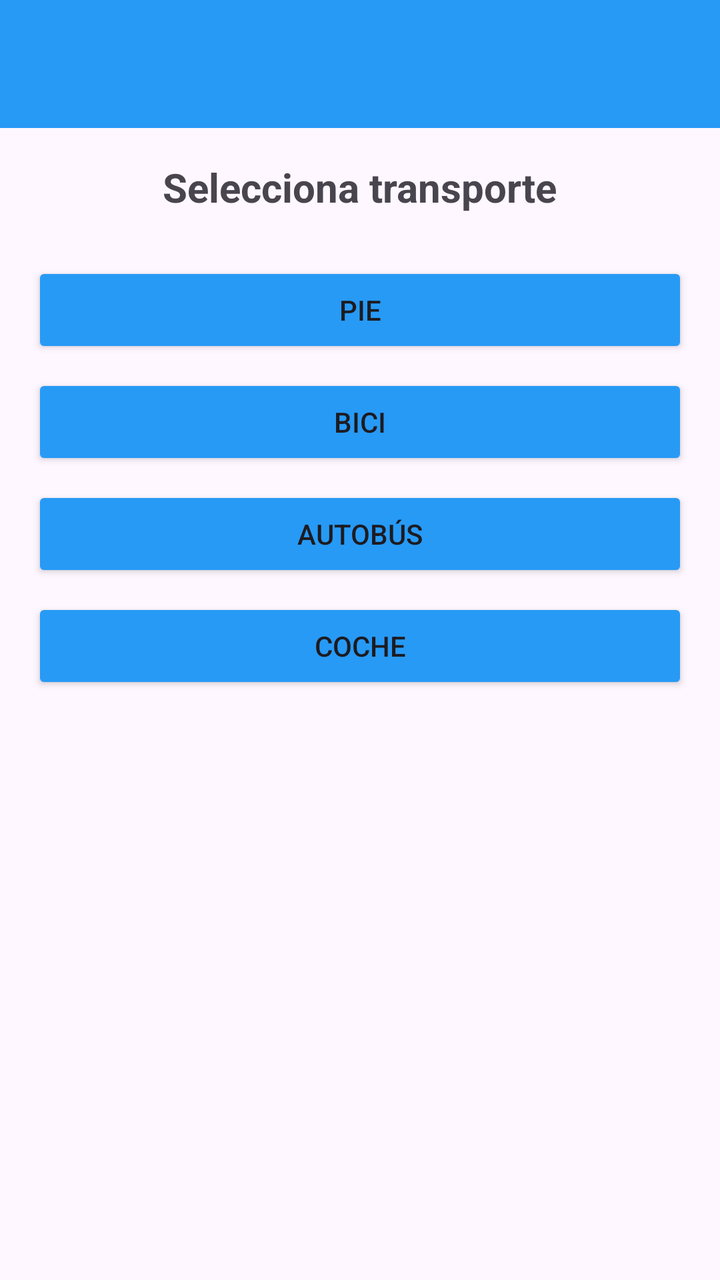
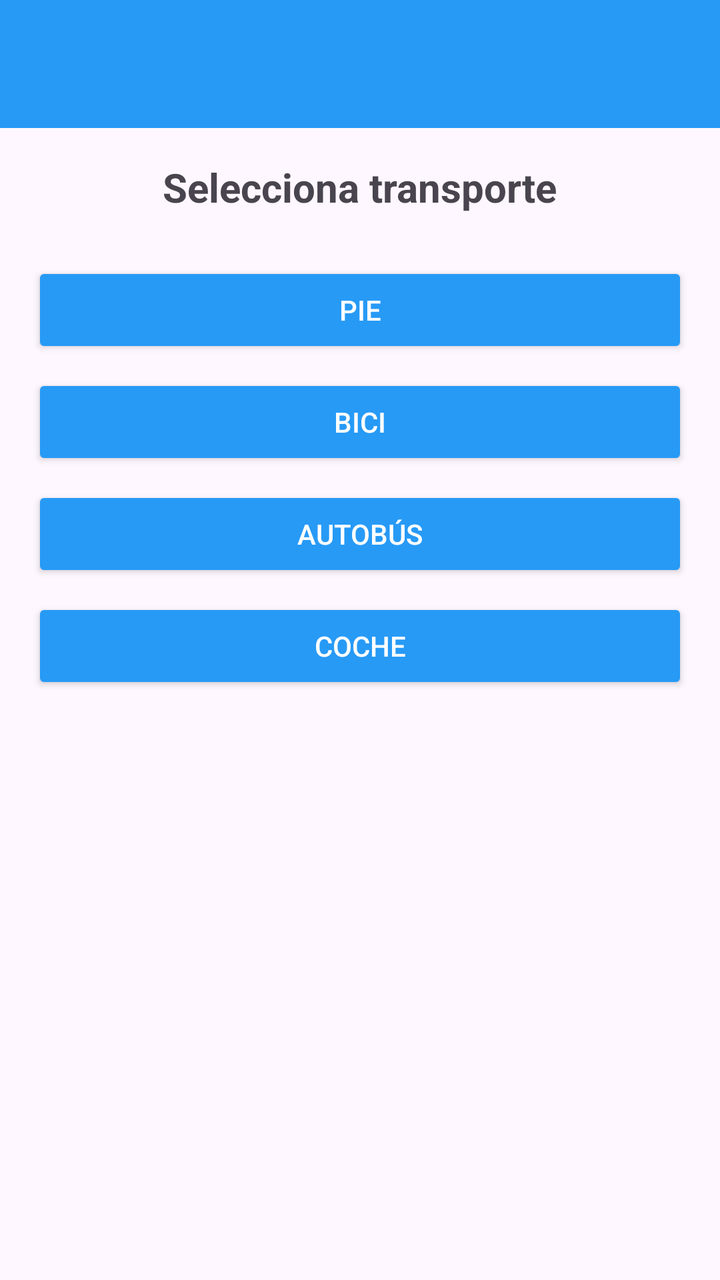

Screens rendered from an Android XML layout before and after an edit, with the pre-edit source and the edit as a unified diff.
<!-- AndroidManifest.xml: application theme Theme.Miau -->
<!-- res/layout/activity_transport.xml -->
<?xml version="1.0" encoding="utf-8"?>
<androidx.drawerlayout.widget.DrawerLayout
    xmlns:android="http://schemas.android.com/apk/res/android"
    xmlns:app="http://schemas.android.com/apk/res-auto"
    android:id="@+id/drawer_layout"
    android:layout_width="match_parent"
    android:layout_height="match_parent"
    android:fitsSystemWindows="true">

    <LinearLayout
        android:layout_width="match_parent"
        android:layout_height="match_parent"
        android:orientation="vertical"
        android:fitsSystemWindows="true">

        <androidx.appcompat.widget.Toolbar
            android:id="@+id/toolbar"
            android:layout_width="match_parent"
            android:layout_height="?attr/actionBarSize"
            android:background="?attr/colorPrimary"
            app:titleTextColor="@android:color/white" />

        <androidx.constraintlayout.widget.ConstraintLayout
            android:layout_width="match_parent"
            android:layout_height="match_parent"
            android:padding="16dp">

            <TextView
                android:id="@+id/tvQuestion"
                android:layout_width="wrap_content"
                android:layout_height="wrap_content"
                android:text="@string/select_transport"
                android:textSize="20sp"
                android:textStyle="bold"
                app:layout_constraintEnd_toEndOf="parent"
                app:layout_constraintStart_toStartOf="parent"
                app:layout_constraintTop_toTopOf="parent" />

            <Button
                android:id="@+id/btnPie"
                android:layout_width="0dp"
                android:layout_height="wrap_content"
                android:layout_marginTop="24dp"
                android:text="@string/foot"
                android:backgroundTint="?attr/colorPrimary"
                app:layout_constraintEnd_toEndOf="parent"
                app:layout_constraintStart_toStartOf="parent"
                app:layout_constraintTop_toBottomOf="@id/tvQuestion" />

            <Button
                android:id="@+id/btnBici"
                android:layout_width="0dp"
                android:layout_height="wrap_content"
                android:layout_marginTop="8dp"
                android:text="@string/bike"
                android:backgroundTint="?attr/colorPrimary"
                app:layout_constraintEnd_toEndOf="parent"
                app:layout_constraintStart_toStartOf="parent"
                app:layout_constraintTop_toBottomOf="@id/btnPie" />

            <Button
                android:id="@+id/btnAutobus"
                android:layout_width="0dp"
                android:layout_height="wrap_content"
                android:layout_marginTop="8dp"
                android:text="@string/bus"
                android:backgroundTint="?attr/colorPrimary"
                app:layout_constraintEnd_toEndOf="parent"
                app:layout_constraintStart_toStartOf="parent"
                app:layout_constraintTop_toBottomOf="@id/btnBici" />

            <Button
                android:id="@+id/btnTranvia"
                android:layout_width="0dp"
                android:layout_height="wrap_content"
                android:layout_marginTop="8dp"
                android:text="@string/tram"
                android:backgroundTint="?attr/colorPrimary"
                app:layout_constraintEnd_toEndOf="parent"
                app:layout_constraintStart_toStartOf="parent"
                app:layout_constraintTop_toBottomOf="@id/btnAutobus" />

        </androidx.constraintlayout.widget.ConstraintLayout>

    </LinearLayout> <com.google.android.material.navigation.NavigationView
    android:id="@+id/nav_view"
    android:layout_width="wrap_content"
    android:layout_height="match_parent"
    android:layout_gravity="start"
    app:menu="@menu/nav_menu" />

</androidx.drawerlayout.widget.DrawerLayout>
<!-- resources referenced by this layout -->
<resources>
  <string name="bike">Bici</string>
  <string name="bus">Autobús</string>
  <string name="foot">Pie</string>
  <string name="select_transport">Selecciona transporte</string>
  <string name="tram">Coche</string>
  <style name="Theme.Miau" parent="Base.Theme.Miau" />
  <style name="Base.Theme.Miau" parent="Theme.Material3.DayNight.NoActionBar">
          <item name="colorPrimary">@color/blue_primary</item>
          <item name="colorPrimaryVariant">@color/blue_primary_dark</item>
          <item name="colorSecondary">@color/accent</item>
      </style>
  <color name="blue_primary">#279AF6</color>
  <color name="blue_primary_dark">#155BA2</color>
  <color name="accent">#ED427C</color>
</resources>

<!-- the commit's change to res/layout/activity_transport.xml (unified diff, before → after) -->
@@ -43,6 +43,7 @@
                 android:layout_marginTop="24dp"
                 android:text="@string/foot"
                 android:backgroundTint="?attr/colorPrimary"
+                android:textColor="@color/white"
                 app:layout_constraintEnd_toEndOf="parent"
                 app:layout_constraintStart_toStartOf="parent"
                 app:layout_constraintTop_toBottomOf="@id/tvQuestion" />
@@ -54,6 +55,7 @@
                 android:layout_marginTop="8dp"
                 android:text="@string/bike"
                 android:backgroundTint="?attr/colorPrimary"
+                android:textColor="@color/white"
                 app:layout_constraintEnd_toEndOf="parent"
                 app:layout_constraintStart_toStartOf="parent"
                 app:layout_constraintTop_toBottomOf="@id/btnPie" />
@@ -65,6 +67,7 @@
                 android:layout_marginTop="8dp"
                 android:text="@string/bus"
                 android:backgroundTint="?attr/colorPrimary"
+                android:textColor="@color/white"
                 app:layout_constraintEnd_toEndOf="parent"
                 app:layout_constraintStart_toStartOf="parent"
                 app:layout_constraintTop_toBottomOf="@id/btnBici" />
@@ -76,6 +79,7 @@
                 android:layout_marginTop="8dp"
                 android:text="@string/tram"
                 android:backgroundTint="?attr/colorPrimary"
+                android:textColor="@color/white"
                 app:layout_constraintEnd_toEndOf="parent"
                 app:layout_constraintStart_toStartOf="parent"
                 app:layout_constraintTop_toBottomOf="@id/btnAutobus" />
<!-- resource entries referenced after the edit -->
@@ -1,5 +1,6 @@
 <!-- resources referenced by this layout -->
 <resources>
+  <color name="white">#FFFFFFFF</color>
   <string name="bike">Bici</string>
   <string name="bus">Autobús</string>
   <string name="foot">Pie</string>
